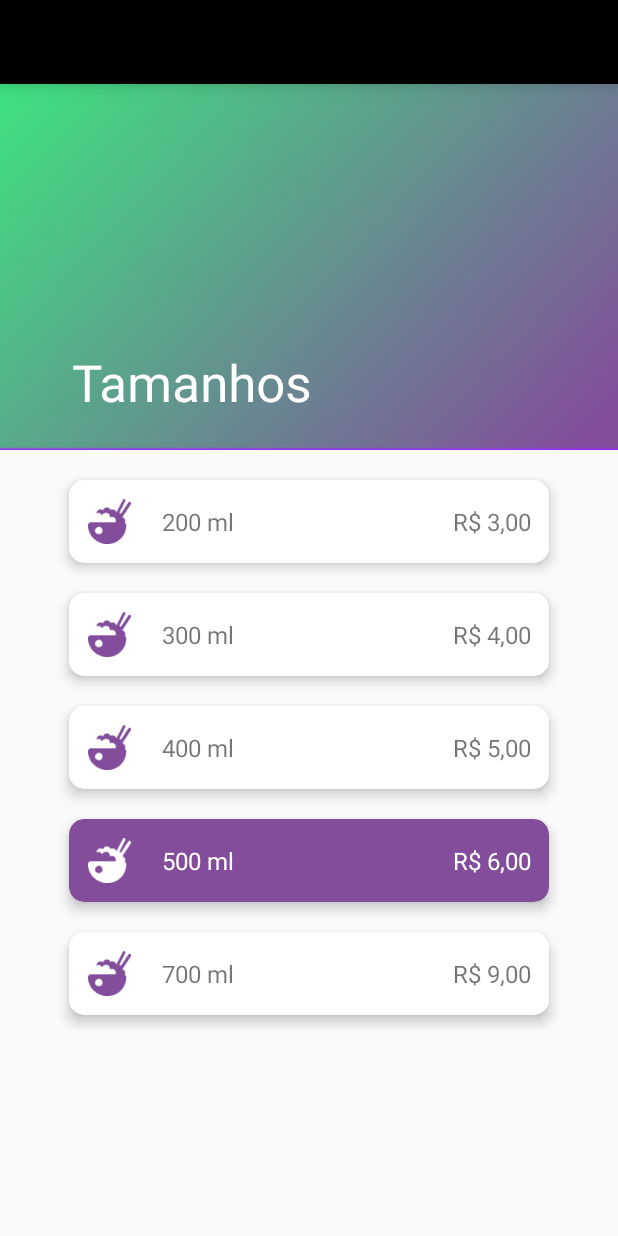
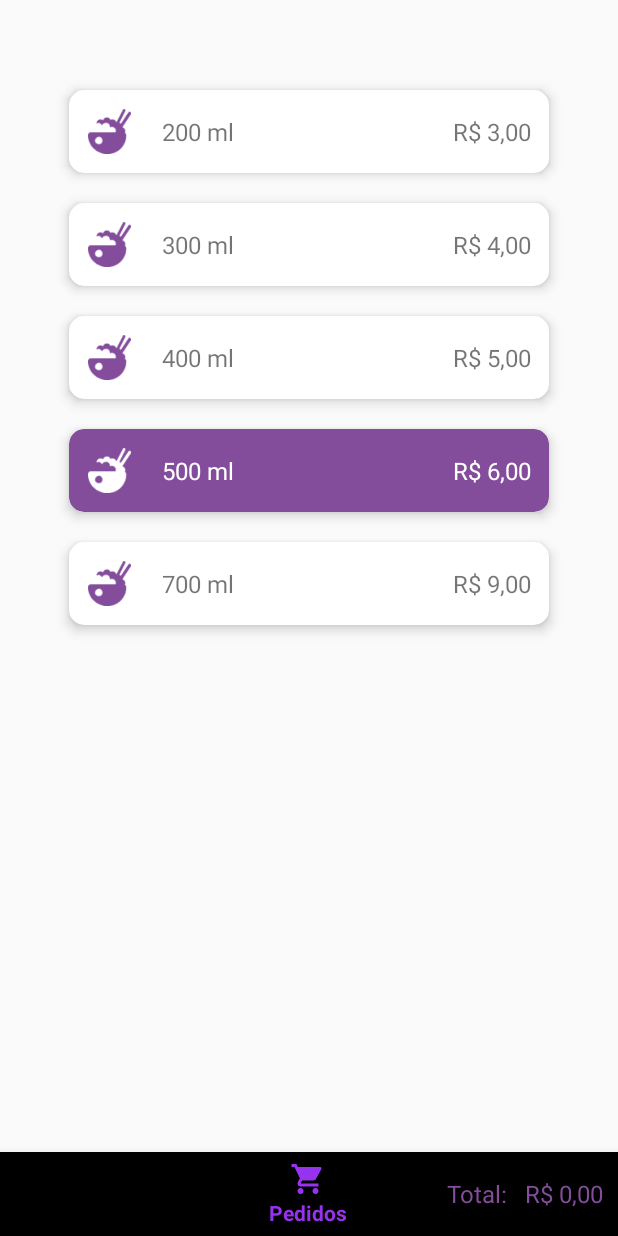
Before and after one commit to devuptechnology/OPointDoAcai, an Android app: the SizesActivity screen opened directly, with no data from a screen before it, on a phone screen of 412 x 824 dp. Run offline under Robolectric (Android 15) with nearby library versions, the phone set to English and light mode, and no system bars; libraries missing offline, so code that uses them is left out: com.daimajia.androidanimations, com.getkeepsafe.taptargetview; 5 statements that could not run were skipped.

Commit message:
Version 0.0.1

```diff
--- a/app/src/main/AndroidManifest.xml
+++ b/app/src/main/AndroidManifest.xml
@@ -1,7 +1,6 @@
 <?xml version="1.0" encoding="utf-8"?>
 <manifest xmlns:android="http://schemas.android.com/apk/res/android"
     package="com.devup.opointdoacai.opointdoacai">
-
 
     <uses-permission android:name="android.permission.ACCESS_NETWORK_STATE" />
     <uses-permission android:name="android.permission.INTERNET" />
@@ -22,7 +21,8 @@
                 <category android:name="android.intent.category.LAUNCHER" />
             </intent-filter>
         </activity>
-        <activity android:name=".SizesActivity"></activity>
+        <activity android:name=".SizesActivity" />
+        <activity android:name=".CompActivity"></activity>
     </application>
 
 </manifest>
--- a/app/src/main/java/com/devup/opointdoacai/opointdoacai/MainActivity.java
+++ b/app/src/main/java/com/devup/opointdoacai/opointdoacai/MainActivity.java
@@ -9,8 +9,7 @@ import android.view.View;
 import android.widget.Button;
 import android.widget.Toast;
 
-import com.daimajia.androidanimations.library.Techniques;
-import com.daimajia.androidanimations.library.YoYo;
+import com.devup.opointdoacai.opointdoacai.modelclasses.SizesDialog;
 import com.firebase.ui.auth.AuthUI;
 import com.firebase.ui.auth.IdpResponse;
 import com.getkeepsafe.taptargetview.TapTarget;
@@ -24,8 +23,6 @@ import java.util.Map;
 
 import es.dmoral.toasty.Toasty;
 
-import com.facebook.FacebookSdk;
-import com.facebook.appevents.AppEventsLogger;
 import com.google.firebase.firestore.FirebaseFirestore;
 
 public class MainActivity extends AppCompatActivity {
--- a/app/src/main/java/com/devup/opointdoacai/opointdoacai/SizesDialog.java
+++ b/app/src/main/java/com/devup/opointdoacai/opointdoacai/modelclasses/SizesDialog.java
@@ -1,4 +1,4 @@
-package com.devup.opointdoacai.opointdoacai;
+package com.devup.opointdoacai.opointdoacai.modelclasses;
 
 import android.content.DialogInterface;
 import android.content.Intent;
@@ -8,6 +8,9 @@ import android.support.v4.app.DialogFragment;
 import android.os.Bundle;
 import android.support.annotation.NonNull;
 import android.widget.Toast;
+
+import com.devup.opointdoacai.opointdoacai.R;
+import com.devup.opointdoacai.opointdoacai.SizesActivity;
 
 import es.dmoral.toasty.Toasty;
 
--- a/app/src/main/res/layout/activity_sizes.xml
+++ b/app/src/main/res/layout/activity_sizes.xml
@@ -8,56 +8,14 @@
     tools:context=".SizesActivity">
 
 
-    <android.support.design.widget.CoordinatorLayout
-        android:id="@+id/sizes_coordinator_layout"
-        android:layout_width="match_parent"
-        android:layout_height="wrap_content">
-
-        <android.support.design.widget.AppBarLayout
-            android:id="@+id/app_bar_sizes"
-            android:layout_width="match_parent"
-            android:layout_height="300dp"
-            android:background="@color/colorPrimary"
-            android:theme="@style/MainTheme">
-
-            <android.support.design.widget.CollapsingToolbarLayout
-                android:id="@+id/collapsing_toolbar_sizes"
-                android:layout_width="match_parent"
-                android:layout_height="match_parent"
-                android:background="@drawable/path"
-                app:contentScrim="?attr/colorPrimaryDark"
-                app:expandedTitleMarginEnd="64dp"
-                app:expandedTitleMarginStart="48dp"
-                app:layout_scrollFlags="scroll|exitUntilCollapsed"
-                app:title="Tamanhos">
-
-                <android.support.v7.widget.Toolbar
-                    android:id="@+id/toolbar_id_sizes"
-                    android:layout_width="match_parent"
-                    android:layout_height="?attr/actionBarSize"
-                    app:layout_collapseMode="pin"
-                    app:popupTheme="@style/ThemeOverlay.AppCompat.Light">
-
-                </android.support.v7.widget.Toolbar>
-
-            </android.support.design.widget.CollapsingToolbarLayout>
-
-        </android.support.design.widget.AppBarLayout>
-
-        <android.support.v4.widget.NestedScrollView
-            android:layout_width="match_parent"
-            android:layout_height="match_parent"
-            app:layout_behavior="@string/appbar_scrolling_view_behavior">
-
-
     <RelativeLayout
         android:id="@+id/layout_of_cards"
         android:layout_width="match_parent"
-                android:layout_height="wrap_content"
+        android:layout_height="match_parent"
         android:duplicateParentState="false"
-                android:gravity="center"
-                android:orientation="vertical"
-                android:layout_marginTop="10dp"
+        android:gravity="center|top"
+        android:layout_above="@+id/bottom_navigation"
+        android:layout_marginTop="50dp"
         app:layout_constraintTop_toTopOf="parent">
 
          <android.support.v7.widget.CardView
@@ -304,16 +262,43 @@
 
                     </android.support.v7.widget.CardView>
 
+    </RelativeLayout>
+
+    <android.support.design.widget.BottomNavigationView
+        android:id="@+id/bottom_navigation"
+        android:layout_width="match_parent"
+        android:layout_height="56dp"
+        android:layout_alignParentBottom="true"
+        app:menu="@menu/nav_bottom_items">
+
+        <RelativeLayout
+            android:layout_width="wrap_content"
+            android:layout_height="wrap_content"
+            android:layout_gravity="center|end">
+
+            <TextView
+                android:id="@+id/bt_nav_txt"
+                android:layout_width="wrap_content"
+                android:layout_height="wrap_content"
+                android:layout_centerVertical="true"
+                android:text="Total:"
+                android:textColor="@color/colorPrimaryDark"
+                android:textSize="16sp"
+                android:layout_marginRight="2dp"/>
+
+            <TextView
+                android:id="@+id/bt_nav_txt_price"
+                android:layout_width="wrap_content"
+                android:layout_height="wrap_content"
+                android:layout_centerVertical="true"
+                android:text="R$ 0,00"
+                android:textColor="@color/colorPrimaryDark"
+                android:textSize="16sp"
+                android:layout_toRightOf="@+id/bt_nav_txt"
+                android:layout_margin="10dp" />
 
         </RelativeLayout>
 
-        </android.support.v4.widget.NestedScrollView>
-
-    </android.support.design.widget.CoordinatorLayout>
-
-    <android.support.design.widget.BottomNavigationView
-        android:layout_width="match_parent"
-        android:layout_height="56dp">
 
     </android.support.design.widget.BottomNavigationView>
 
--- /dev/null
+++ b/app/src/main/res/menu/nav_bottom_items.xml
@@ -0,0 +1,10 @@
+<?xml version="1.0" encoding="utf-8"?>
+<menu xmlns:app="http://schemas.android.com/apk/res-auto"
+    xmlns:android="http://schemas.android.com/apk/res/android">
+
+
+    <item
+        android:icon="@drawable/cart_white"
+        android:title="@string/cart" />
+
+</menu>
--- a/app/src/main/res/values/strings.xml
+++ b/app/src/main/res/values/strings.xml
@@ -12,6 +12,8 @@
     <string name="facebook_application_id" translatable="false">263710507722329</string>
     <string name="facebook_login_protocol_scheme" translatable="false">fb263710507722329</string>
 
+    <string name="cart">Pedidos</string>
+
     <string-array name="sizes">
         <item>200 ml</item>
         <item>300 ml</item>
--- a/app/src/main/res/values/styles.xml
+++ b/app/src/main/res/values/styles.xml
@@ -34,8 +34,8 @@
     </style>
 
     <style name="CheckBoxTheme">
-        <item name="colorAccent">@color/colorAccent</item>
-        <item name="colorControlNormal">@color/colorPrimary</item>
+        <item name="colorAccent">@color/colorPrimary</item>
+        <item name="colorControlNormal">@color/colorAccent</item>
     </style>
 
     <style name="CustomAlertDialog" parent="Theme.AppCompat.Light.Dialog.Alert">
--- a/build.gradle
+++ b/build.gradle
@@ -20,7 +20,8 @@ allprojects {
     repositories {
         google()
         jcenter()
-        maven { url "https://jitpack.io" }
+        maven { url "https://jitpack.io"
+        }
     }
 }
 
```
Also changed, not shown: app/src/main/java/com/devup/opointdoacai/opointdoacai/CompActivity.java (added, +127 -0 lines), app/src/main/java/com/devup/opointdoacai/opointdoacai/ItemClickListenerMousses.java (added, +7 -0 lines), app/src/main/java/com/devup/opointdoacai/opointdoacai/MoussesAdapter.java (added, +64 -0 lines), app/src/main/java/com/devup/opointdoacai/opointdoacai/MoussesHolder.java (added, +39 -0 lines), app/src/main/java/com/devup/opointdoacai/opointdoacai/SizesActivity.java (+34 -7 lines), app/src/main/res/layout/activity_comp.xml (added, +78 -0 lines), app/src/main/res/layout/content_comp.xml (added, +43 -0 lines), app/src/main/res/layout/model_mousses.xml (added, +40 -0 lines). Lines whose indentation alone changed are shown as unchanged.
